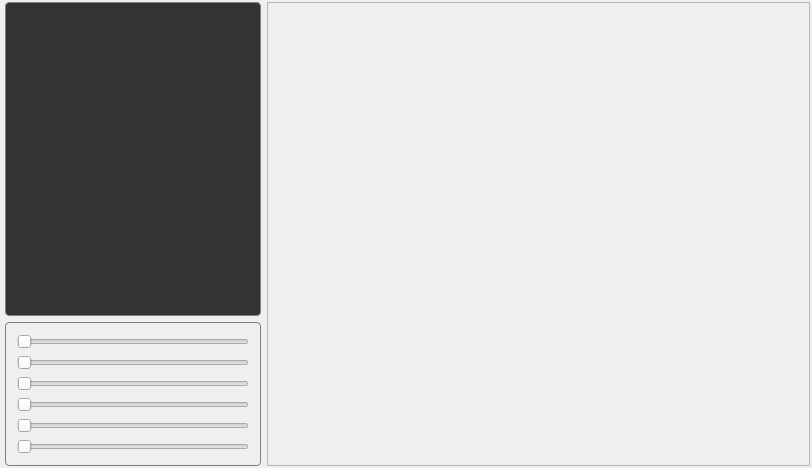
Qt form source/window.ui (chrispap/VVRFramework) before a commit.
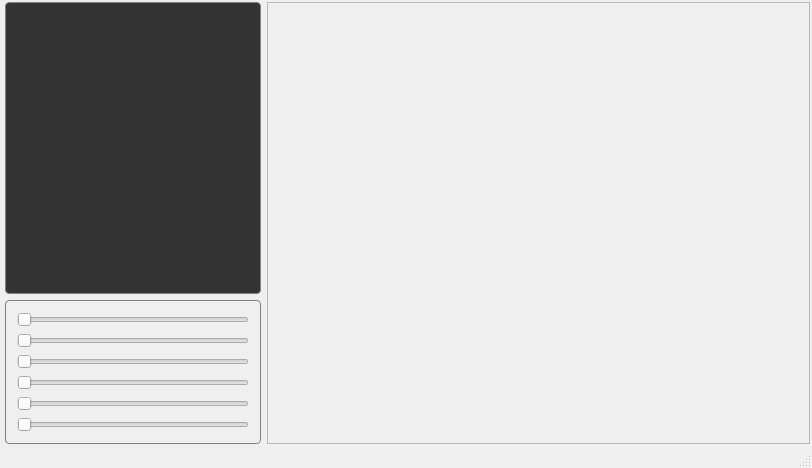
The same form after that commit.

Commit message: Offer functions to set status bar msg

```diff
--- a/source/window.ui
+++ b/source/window.ui
@@ -189,8 +189,8 @@
           <rect>
            <x>0</x>
            <y>0</y>
-           <width>538</width>
-           <height>460</height>
+           <width>534</width>
+           <height>433</height>
           </rect>
          </property>
         </widget>
@@ -200,6 +200,7 @@
     </item>
    </layout>
   </widget>
+  <widget class="QStatusBar" name="statusBar"/>
  </widget>
  <layoutdefault spacing="6" margin="11"/>
  <resources/>
```
The commit also changes 4 other files.
